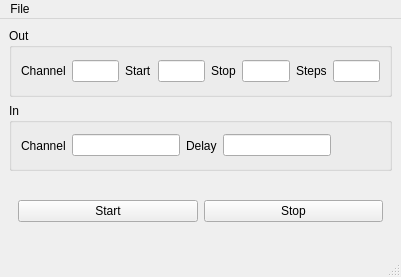
Above: PythonForTheLab/View/GUI/main_window.ui from PFTL/pythonforthelab before the change. Below: the same form after it.
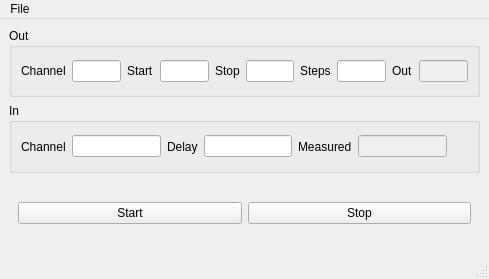
That is the form after the change. Icons and pictures are not drawn.

Commit message: Update to prevent warnings about units. Also displays the last set and get values of voltages

Patch:
```diff
--- a/PythonForTheLab/View/GUI/main_window.ui
+++ b/PythonForTheLab/View/GUI/main_window.ui
@@ -6,8 +6,8 @@
    <rect>
     <x>0</x>
     <y>0</y>
-    <width>401</width>
-    <height>277</height>
+    <width>489</width>
+    <height>279</height>
    </rect>
   </property>
   <property name="windowTitle">
@@ -71,6 +71,20 @@
        <item>
         <widget class="QLineEdit" name="num_steps_line"/>
        </item>
+       <item>
+        <widget class="QLabel" name="label">
+         <property name="text">
+          <string>Out</string>
+         </property>
+        </widget>
+       </item>
+       <item>
+        <widget class="QLineEdit" name="out_line">
+         <property name="enabled">
+          <bool>false</bool>
+         </property>
+        </widget>
+       </item>
       </layout>
      </widget>
     </item>
@@ -100,6 +114,20 @@
        <item>
         <widget class="QLineEdit" name="delay_line"/>
        </item>
+       <item>
+        <widget class="QLabel" name="label_2">
+         <property name="text">
+          <string>Measured</string>
+         </property>
+        </widget>
+       </item>
+       <item>
+        <widget class="QLineEdit" name="measured_line">
+         <property name="enabled">
+          <bool>false</bool>
+         </property>
+        </widget>
+       </item>
        <item>
         <spacer name="horizontalSpacer">
          <property name="orientation">
@@ -143,8 +171,8 @@
     <rect>
      <x>0</x>
      <y>0</y>
-     <width>401</width>
-     <height>20</height>
+     <width>489</width>
+     <height>24</height>
     </rect>
    </property>
    <widget class="QMenu" name="menuFile">
```
The commit also changes 1 other file.
